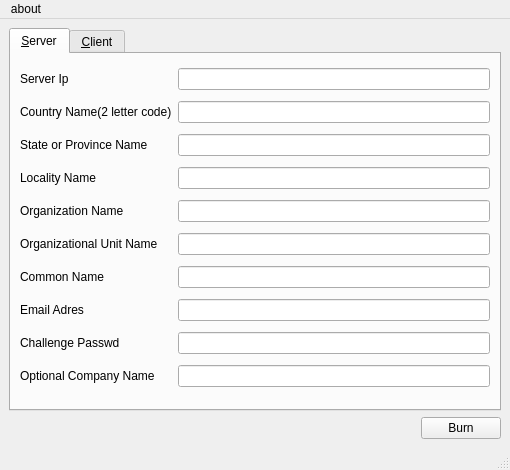
First picture: the form in ui/anapencere.ui, repository COMU/olric, before the edit.
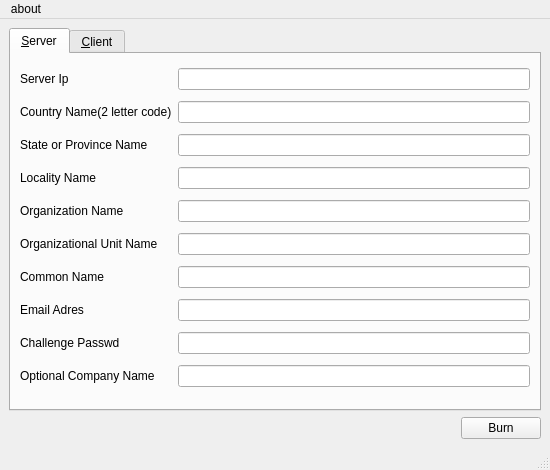
Second picture: the form after the edit.

```diff
--- a/ui/anapencere.ui
+++ b/ui/anapencere.ui
@@ -1,11 +1,11 @@
 <ui version="4.0" >
  <class>MainWindow</class>
- <widget class="QMainWindow" name="MainWindow" >
-  <property name="geometry" >
+ <widget class="QMainWindow" name="MainWindow">
+  <property name="geometry">
    <rect>
     <x>0</x>
     <y>0</y>
-    <width>510</width>
+    <width>550</width>
     <height>470</height>
    </rect>
   </property>
@@ -255,24 +255,24 @@
    <zorder>pushButton_Burn</zorder>
    <zorder>tabWidget</zorder>
   </widget>
-  <widget class="QMenuBar" name="menubar" >
-   <property name="geometry" >
+  <widget class="QMenuBar" name="menubar">
+   <property name="geometry">
     <rect>
      <x>0</x>
      <y>0</y>
-     <width>510</width>
-     <height>29</height>
+     <width>550</width>
+     <height>26</height>
     </rect>
    </property>
-   <widget class="QMenu" name="menuHakk_nda" >
-    <property name="title" >
+   <widget class="QMenu" name="menuHakk_nda">
+    <property name="title">
      <string>about</string>
     </property>
     <addaction name="separator" />
     <addaction name="actionOlric" />
     <addaction name="actionQt" />
    </widget>
-   <addaction name="menuHakk_nda" />
+   <addaction name="menuHakk_nda"/>
   </widget>
   <widget class="QStatusBar" name="statusbar" />
   <action name="actionOlric" >
```
Left out of the diff: 247 changed lines with no effect on the pictures.
